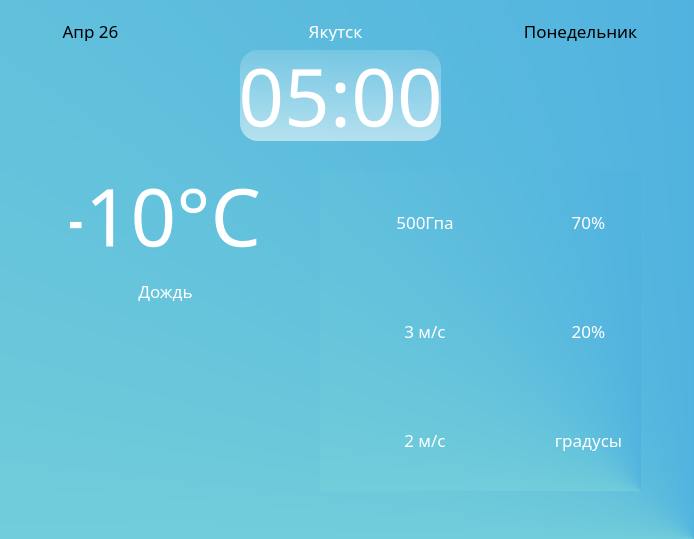
Above: design/main_detail.ui from Animila/PyWeather before the change. Below: the same form after it.
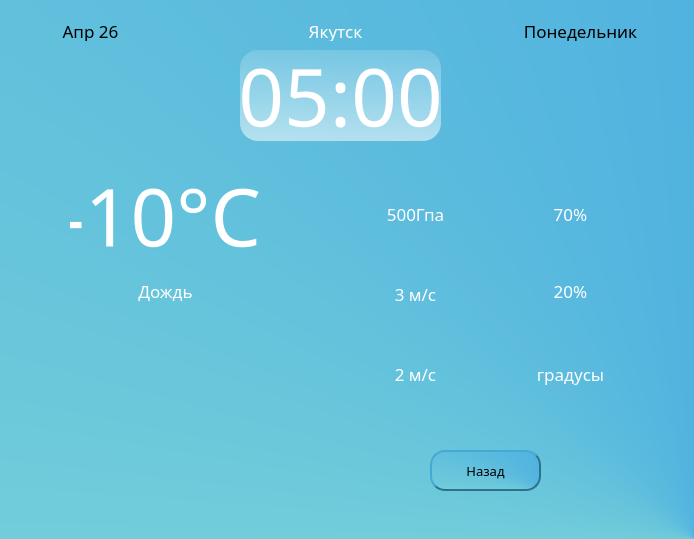
That is the form after the change. Icons and pictures are not drawn.

Patch:
```diff
--- a/design/main_detail.ui
+++ b/design/main_detail.ui
@@ -224,43 +224,15 @@
      <bool>true</bool>
     </property>
    </widget>
-   <widget class="QWidget" name="">
-    <property name="geometry">
-     <rect>
-      <x>320</x>
-      <y>170</y>
-      <width>321</width>
-      <height>321</height>
-     </rect>
-    </property>
-    <layout class="QGridLayout" name="gridLayout">
-     <item row="1" column="2">
-      <widget class="QLabel" name="oblachnost">
-       <property name="font">
-        <font>
-         <family>Dubai Medium</family>
-         <pointsize>13</pointsize>
-         <underline>false</underline>
-         <strikeout>false</strikeout>
-        </font>
-       </property>
-       <property name="styleSheet">
-        <string notr="true">background-color: None;
-color: rgb(255, 255, 255);</string>
-       </property>
-       <property name="text">
-        <string>20%</string>
-       </property>
-       <property name="alignment">
-        <set>Qt::AlignCenter</set>
-       </property>
-       <property name="wordWrap">
-        <bool>true</bool>
-       </property>
-      </widget>
-     </item>
-     <item row="0" column="0" colspan="2">
       <widget class="QLabel" name="davlenie">
+    <property name="geometry">
+     <rect>
+      <x>360</x>
+      <y>183</y>
+      <width>111</width>
+      <height>61</height>
+     </rect>
+    </property>
        <property name="font">
         <font>
          <family>Dubai Medium</family>
@@ -283,9 +255,15 @@
         <bool>true</bool>
        </property>
       </widget>
-     </item>
-     <item row="0" column="2">
       <widget class="QLabel" name="vlazhnost">
+    <property name="geometry">
+     <rect>
+      <x>510</x>
+      <y>183</y>
+      <width>121</width>
+      <height>61</height>
+     </rect>
+    </property>
        <property name="font">
         <font>
          <family>Dubai Medium</family>
@@ -308,9 +286,15 @@
         <bool>true</bool>
        </property>
       </widget>
-     </item>
-     <item row="2" column="0" colspan="2">
       <widget class="QLabel" name="v_vetra">
+    <property name="geometry">
+     <rect>
+      <x>360</x>
+      <y>343</y>
+      <width>111</width>
+      <height>61</height>
+     </rect>
+    </property>
        <property name="font">
         <font>
          <family>Dubai Medium</family>
@@ -333,9 +317,15 @@
         <bool>true</bool>
        </property>
       </widget>
-     </item>
-     <item row="2" column="2">
       <widget class="QLabel" name="n_vetra">
+    <property name="geometry">
+     <rect>
+      <x>510</x>
+      <y>343</y>
+      <width>121</width>
+      <height>61</height>
+     </rect>
+    </property>
        <property name="font">
         <font>
          <family>Dubai Medium</family>
@@ -358,9 +348,15 @@
         <bool>true</bool>
        </property>
       </widget>
-     </item>
-     <item row="1" column="0" colspan="2">
       <widget class="QLabel" name="p_vetra">
+    <property name="geometry">
+     <rect>
+      <x>360</x>
+      <y>263</y>
+      <width>111</width>
+      <height>61</height>
+     </rect>
+    </property>
        <property name="font">
         <font>
          <family>Dubai Medium</family>
@@ -383,8 +379,76 @@
         <bool>true</bool>
        </property>
       </widget>
-     </item>
-    </layout>
+   <widget class="QLabel" name="oblachnost">
+    <property name="geometry">
+     <rect>
+      <x>510</x>
+      <y>260</y>
+      <width>121</width>
+      <height>61</height>
+     </rect>
+    </property>
+    <property name="font">
+     <font>
+      <family>Dubai Medium</family>
+      <pointsize>13</pointsize>
+      <underline>false</underline>
+      <strikeout>false</strikeout>
+     </font>
+    </property>
+    <property name="styleSheet">
+     <string notr="true">background-color: None;
+color: rgb(255, 255, 255);</string>
+    </property>
+    <property name="text">
+     <string>20%</string>
+    </property>
+    <property name="alignment">
+     <set>Qt::AlignCenter</set>
+    </property>
+    <property name="wordWrap">
+     <bool>true</bool>
+    </property>
+   </widget>
+   <widget class="QPushButton" name="exit">
+    <property name="geometry">
+     <rect>
+      <x>430</x>
+      <y>450</y>
+      <width>111</width>
+      <height>41</height>
+     </rect>
+    </property>
+    <property name="font">
+     <font>
+      <family>Dubai Medium</family>
+      <pointsize>10</pointsize>
+     </font>
+    </property>
+    <property name="cursor">
+     <cursorShape>PointingHandCursor</cursorShape>
+    </property>
+    <property name="styleSheet">
+     <string notr="true">QPushButton {
+border-color: rgb(46, 113, 141);
+border-radius: 15px;
+border-style: outset;
+border-width: 1.5px;
+}
+QPushButton:hover{
+background-color: rgb(85, 167, 202);
+}
+QPushButton:pressed {
+background-color: rgb(67, 138, 185);
+border-color: rgb(46, 113, 141);
+border-radius: 15px;
+border-style: outset;
+border-width: 1.5px;
+}</string>
+    </property>
+    <property name="text">
+     <string>Назад</string>
+    </property>
    </widget>
   </widget>
  </widget>
```
Lines whose indentation alone changed are shown as unchanged.
